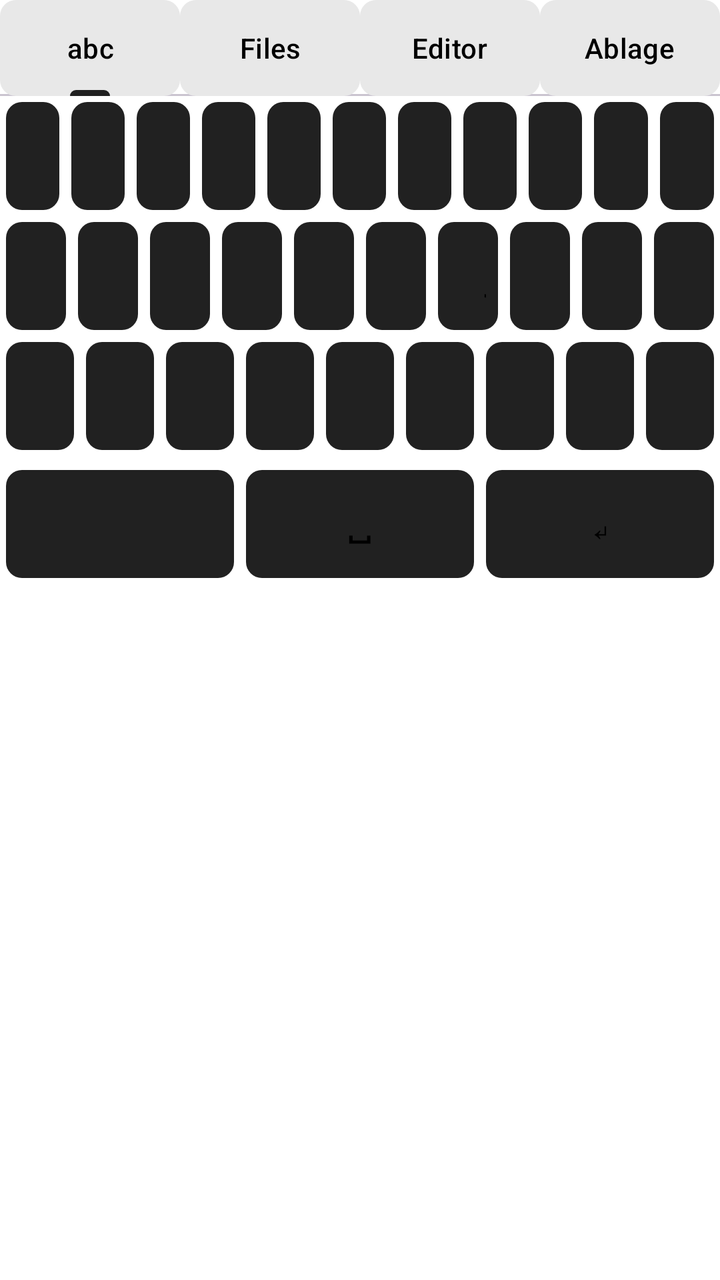
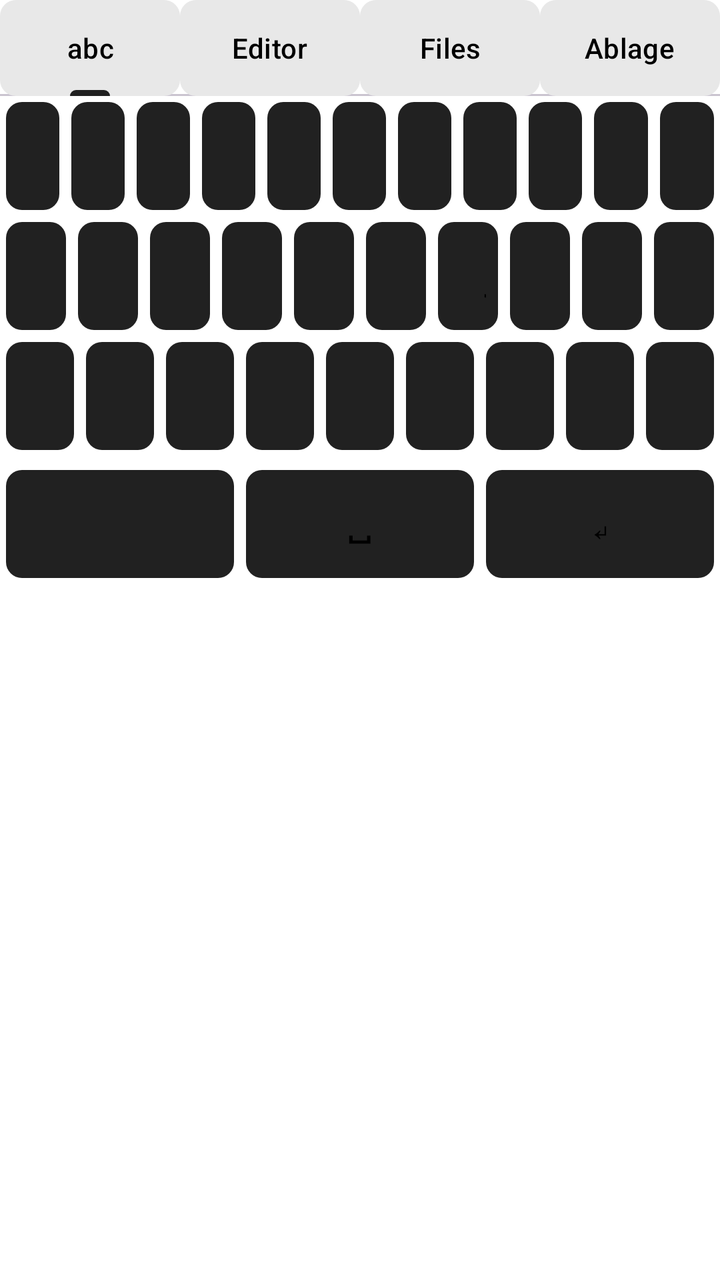

Screens rendered from an Android XML layout before and after an edit, with the pre-edit source and the edit as a unified diff.
<!-- AndroidManifest.xml: application theme Theme.KeyTab -->
<!-- res/layout/keyboard_view.xml -->
<?xml version="1.0" encoding="utf-8"?>
<LinearLayout xmlns:android="http://schemas.android.com/apk/res/android"
    xmlns:app="http://schemas.android.com/apk/res-auto"
    android:layout_width="match_parent"
    android:layout_height="wrap_content"
    android:orientation="vertical"
    android:background="@color/kbd_bg"
    android:paddingBottom="4dp">

    
    <com.google.android.material.tabs.TabLayout
        android:id="@+id/ime_tabs"
        android:layout_width="match_parent"
        android:layout_height="wrap_content"
        app:tabMode="fixed"
        app:tabGravity="fill"
        app:tabPaddingStart="12dp"
        app:tabPaddingEnd="12dp"
        app:tabIndicatorColor="@color/primary"
        app:tabSelectedTextColor="@color/text_primary"
        app:tabTextColor="@color/tab_text"
        app:tabBackground="@drawable/key_bg">

        <com.google.android.material.tabs.TabItem
            android:layout_width="wrap_content"
            android:layout_height="wrap_content"
            android:text="@string/ime_tab_letters" />

        <com.google.android.material.tabs.TabItem
            android:layout_width="wrap_content"
            android:layout_height="wrap_content"
            android:text="@string/ime_tab_files" />

        <com.google.android.material.tabs.TabItem
            android:layout_width="wrap_content"
            android:layout_height="wrap_content"
            android:text="@string/ime_tab_editor" />

        <com.google.android.material.tabs.TabItem
            android:layout_width="wrap_content"
            android:layout_height="wrap_content"
            android:text="@string/ime_tab_clip" />
    </com.google.android.material.tabs.TabLayout>

    <FrameLayout
        android:id="@+id/kb_container"
        android:layout_width="match_parent"
        android:layout_height="wrap_content">

        
        <LinearLayout
            android:id="@+id/kb_panel"
            android:layout_width="match_parent"
            android:layout_height="wrap_content"
            android:orientation="vertical">

            <LinearLayout style="@style/KeyRow">
                <Button style="@style/KeyDark" android:tag="letter" android:text="q" />
                <Button style="@style/KeyDark" android:tag="letter" android:text="w" />
                <Button style="@style/KeyDark" android:tag="letter" android:text="e" />
                <Button style="@style/KeyDark" android:tag="letter" android:text="r" />
                <Button style="@style/KeyDark" android:tag="letter" android:text="t" />
                <Button style="@style/KeyDark" android:tag="letter" android:text="z" />
                <Button style="@style/KeyDark" android:tag="letter" android:text="u" />
                <Button style="@style/KeyDark" android:tag="letter" android:text="i" />
                <Button style="@style/KeyDark" android:tag="letter" android:text="o" />
                <Button style="@style/KeyDark" android:tag="letter" android:text="p" />
                <Button style="@style/KeyDark" android:id="@+id/key_tab" android:text="@string/key_tab_label" />
            </LinearLayout>

            <LinearLayout style="@style/KeyRow">
                <Button style="@style/KeyDark" android:tag="letter" android:text="a" />
                <Button style="@style/KeyDark" android:tag="letter" android:text="s" />
                <Button style="@style/KeyDark" android:tag="letter" android:text="d" />
                <Button style="@style/KeyDark" android:tag="letter" android:text="f" />
                <Button style="@style/KeyDark" android:tag="letter" android:text="g" />
                <Button style="@style/KeyDark" android:tag="letter" android:text="h" />
                <Button style="@style/KeyDark" android:tag="letter" android:text="j" />
                <Button style="@style/KeyDark" android:tag="letter" android:text="k" />
                <Button style="@style/KeyDark" android:tag="letter" android:text="l" />
                <Button style="@style/KeyDark" android:id="@+id/key_oe" android:text="ö" />
            </LinearLayout>

            <LinearLayout style="@style/KeyRow">
                <Button style="@style/KeyDark" android:id="@+id/key_shift" android:text="@string/key_shift_label" />
                <Button style="@style/KeyDark" android:tag="letter" android:text="y" />
                <Button style="@style/KeyDark" android:tag="letter" android:text="x" />
                <Button style="@style/KeyDark" android:tag="letter" android:text="c" />
                <Button style="@style/KeyDark" android:tag="letter" android:text="v" />
                <Button style="@style/KeyDark" android:tag="letter" android:text="b" />
                <Button style="@style/KeyDark" android:tag="letter" android:text="n" />
                <Button style="@style/KeyDark" android:tag="letter" android:text="m" />
                <Button style="@style/KeyDark" android:id="@+id/key_del" android:text="@string/key_del_label" />
            </LinearLayout>
        </LinearLayout>

        
        <LinearLayout
            android:id="@+id/sym_panel"
            android:layout_width="match_parent"
            android:layout_height="wrap_content"
            android:orientation="vertical"
            android:visibility="gone">

            <LinearLayout style="@style/KeyRow">
                <Button style="@style/KeyDark" android:tag="sym" android:text="1" />
                <Button style="@style/KeyDark" android:tag="sym" android:text="2" />
                <Button style="@style/KeyDark" android:tag="sym" android:text="3" />
                <Button style="@style/KeyDark" android:tag="sym" android:text="4" />
                <Button style="@style/KeyDark" android:tag="sym" android:text="5" />
                <Button style="@style/KeyDark" android:tag="sym" android:text="6" />
                <Button style="@style/KeyDark" android:tag="sym" android:text="7" />
                <Button style="@style/KeyDark" android:tag="sym" android:text="8" />
                <Button style="@style/KeyDark" android:tag="sym" android:text="9" />
                <Button style="@style/KeyDark" android:tag="sym" android:text="0" />
            </LinearLayout>

            <LinearLayout style="@style/KeyRow">
                <Button style="@style/KeyDark" android:tag="sym" android:text="-" />
                <Button style="@style/KeyDark" android:tag="sym" android:text="/" />
                <Button style="@style/KeyDark" android:tag="sym" android:text=":" />
                <Button style="@style/KeyDark" android:tag="sym" android:text=";" />
                <Button style="@style/KeyDark" android:tag="sym" android:text="(" />
                <Button style="@style/KeyDark" android:tag="sym" android:text=")" />
                <Button style="@style/KeyDark" android:tag="sym" android:text="$" />
                <Button style="@style/KeyDark" android:tag="sym" android:text="@" />
                <Button style="@style/KeyDark" android:tag="sym" android:text="&amp;" />
                <Button style="@style/KeyDark" android:tag="sym" android:text="%" />
            </LinearLayout>

            <LinearLayout style="@style/KeyRow">
                <Button style="@style/KeyDark" android:tag="sym" android:text="." />
                <Button style="@style/KeyDark" android:tag="sym" android:text="," />
                <Button style="@style/KeyDark" android:tag="sym" android:text="?" />
                <Button style="@style/KeyDark" android:tag="sym" android:text="!" />
                <Button style="@style/KeyDark" android:tag="sym" android:text="=" />
                <Button style="@style/KeyDark" android:tag="sym" android:text="+" />
                <Button style="@style/KeyDark" android:tag="sym" android:text="*" />
                <Button style="@style/KeyDark" android:tag="sym" android:text="_" />
                <Button style="@style/KeyDark" android:tag="sym" android:text="&quot;" />
                <Button style="@style/KeyDark" android:tag="sym" android:text="'" />
            </LinearLayout>

            <LinearLayout style="@style/KeyRow">
                <Button style="@style/KeyDark" android:tag="sym" android:text="[" />
                <Button style="@style/KeyDark" android:tag="sym" android:text="]" />
                <Button style="@style/KeyDark" android:tag="sym" android:text="{" />
                <Button style="@style/KeyDark" android:tag="sym" android:text="}" />
                <Button style="@style/KeyDark" android:tag="sym" android:text="# " />
                <Button style="@style/KeyDark" android:tag="sym" android:text="&lt;" />
                <Button style="@style/KeyDark" android:tag="sym" android:text="&gt;" />
                <Button style="@style/KeyDark" android:tag="sym" android:text="|" />
                <Button style="@style/KeyDark" android:tag="sym" android:text="\\" />
                <Button style="@style/KeyDark" android:tag="sym" android:text="~" />
            </LinearLayout>
        </LinearLayout>

        
        <LinearLayout
            android:id="@+id/file_panel"
            android:layout_width="match_parent"
            android:layout_height="wrap_content"
            android:orientation="vertical"
            android:visibility="gone">

            
            <LinearLayout
                android:layout_width="match_parent"
                android:layout_height="wrap_content"
                android:orientation="horizontal"
                android:gravity="center_vertical"
                android:background="@color/key_bg">

                <Button
                    android:id="@+id/btn_back_dir"
                    style="@style/KeyDark"
                    android:layout_width="wrap_content"
                    android:layout_height="wrap_content"
                    android:text="@string/btn_back_label"
                    android:visibility="gone" />

                <Button
                    android:id="@+id/btn_up_dir"
                    style="@style/KeyDark"
                    android:layout_width="wrap_content"
                    android:layout_height="wrap_content"
                    android:text="@string/btn_up_label"
                    android:visibility="gone" />

                <TextView
                    android:id="@+id/file_dir"
                    android:layout_width="0dp"
                    android:layout_height="wrap_content"
                    android:layout_weight="1"
                    android:singleLine="true"
                    android:ellipsize="start"
                    android:textColor="@color/text_primary"
                    android:padding="6dp" />
            </LinearLayout>

            <ListView
                android:id="@+id/file_list"
                android:layout_width="match_parent"
                android:layout_height="300dp"
                android:background="@color/list_bg" />

            <TextView
                android:id="@+id/file_hint"
                android:layout_width="match_parent"
                android:layout_height="wrap_content"
                android:padding="6dp"
                android:textSize="13sp"
                android:textColor="@color/text_secondary" />
        </LinearLayout>
    </FrameLayout>

    
    <LinearLayout
        android:id="@+id/clip_panel"
        android:layout_width="match_parent"
        android:layout_height="wrap_content"
        android:orientation="vertical"
        android:visibility="gone">

        <LinearLayout
            android:layout_width="match_parent"
            android:layout_height="wrap_content"
            android:orientation="horizontal"
            android:gravity="center_vertical"
            android:background="@color/key_bg">

            <Button
                android:id="@+id/btn_clip_add"
                style="@style/KeyDark"
                android:layout_width="wrap_content"
                android:layout_height="wrap_content"
                android:text="@string/clip_add" />

            <Button
                android:id="@+id/btn_clip_clear"
                style="@style/KeyDark"
                android:layout_width="wrap_content"
                android:layout_height="wrap_content"
                android:text="@string/clip_clear" />

            <TextView
                android:id="@+id/clip_hint"
                android:layout_width="0dp"
                android:layout_height="wrap_content"
                android:layout_weight="1"
                android:singleLine="true"
                android:ellipsize="end"
                android:textColor="@color/text_secondary"
                android:padding="6dp" />
        </LinearLayout>

        <ListView
            android:id="@+id/clip_list"
            android:layout_width="match_parent"
            android:layout_height="300dp"
            android:background="@color/list_bg" />
    </LinearLayout>

    
    <LinearLayout
        android:id="@+id/editor_panel"
        android:layout_width="match_parent"
        android:layout_height="wrap_content"
        android:orientation="vertical"
        android:visibility="gone">

        <LinearLayout
            android:layout_width="match_parent"
            android:layout_height="wrap_content"
            android:orientation="horizontal"
            android:gravity="center_vertical"
            android:background="@color/key_bg">

            <Button
                android:id="@+id/btn_editor_load"
                style="@style/KeyDark"
                android:layout_width="wrap_content"
                android:layout_height="wrap_content"
                android:text="@string/editor_load" />

            <Button
                android:id="@+id/btn_editor_save"
                style="@style/KeyDark"
                android:layout_width="wrap_content"
                android:layout_height="wrap_content"
                android:text="@string/editor_save" />

            <TextView
                android:id="@+id/editor_file"
                android:layout_width="0dp"
                android:layout_height="wrap_content"
                android:layout_weight="1"
                android:singleLine="true"
                android:ellipsize="start"
                android:textColor="@color/text_secondary"
                android:padding="6dp" />
        </LinearLayout>

        <EditText
            android:id="@+id/editor_input"
            android:layout_width="match_parent"
            android:layout_height="300dp"
            android:gravity="top|start"
            android:inputType="textMultiLine|textNoSuggestions"
            android:background="@color/list_bg"
            android:textColor="@color/text_primary"
            android:hint="@string/editor_hint"
            android:padding="8dp" />
    </LinearLayout>

    
    <LinearLayout style="@style/KeyRow"
        android:layout_marginTop="4dp">
        <Button style="@style/KeyDark" android:id="@+id/key_toggle" android:text="" />
        <Button style="@style/KeyDark" android:id="@+id/key_space" android:text="@string/key_space_label" />
        <Button style="@style/KeyDark" android:id="@+id/key_enter" android:text="@string/key_enter_label" />
    </LinearLayout>
</LinearLayout>
<!-- resources referenced by this layout -->
<resources>
  <color name="kbd_bg">#FFFFFF</color>
  <color name="key_bg">#E8E8E8</color>
  <color name="list_bg">#F2F2F2</color>
  <color name="primary">#212121</color>
  <color name="tab_text">#000000</color>
  <color name="text_primary">#000000</color>
  <color name="text_secondary">#424242</color>
  <!-- drawable key_bg (drawable) -->
  <?xml version="1.0" encoding="utf-8"?>
  <shape xmlns:android="http://schemas.android.com/apk/res/android">
      <solid android:color="@color/key_bg" />
      <corners android:radius="8dp" />
  </shape>
  <string name="btn_back_label">‹</string>
  <string name="btn_up_label">▲</string>
  <string name="clip_add">＋ Hinzufügen</string>
  <string name="clip_clear">🗑</string>
  <string name="editor_hint">Text hier eingeben …</string>
  <string name="editor_load">📂 Laden</string>
  <string name="editor_save">💾 Speichern</string>
  <string name="ime_tab_clip">Ablage</string>
  <string name="ime_tab_editor">Editor</string>
  <string name="ime_tab_files">Files</string>
  <string name="ime_tab_letters">abc</string>
  <string name="key_del_label">⌫</string>
  <string name="key_enter_label">↵</string>
  <string name="key_shift_label">⇧</string>
  <string name="key_space_label">␣</string>
  <string name="key_tab_label">⇥</string>
  <style name="KeyDark" parent="android:Widget.Material.Button">
          <item name="android:layout_width">0dp</item>
          <item name="android:layout_height">54dp</item>
          <item name="android:layout_weight">1</item>
          <item name="android:layout_margin">3dp</item>
          <item name="android:background">@drawable/key_bg</item>
          <item name="android:textColor">@color/key_text</item>
          <item name="android:textAllCaps">false</item>
          <item name="android:textSize">18sp</item>
          <item name="android:stateListAnimator">@null</item>
          <item name="android:insetTop">0dp</item>
          <item name="android:insetBottom">0dp</item>
      </style>
  <style name="KeyRow">
          <item name="android:layout_width">match_parent</item>
          <item name="android:layout_height">wrap_content</item>
          <item name="android:orientation">horizontal</item>
      </style>
  <style name="Theme.KeyTab" parent="Theme.Material3.DayNight.NoActionBar">
          <item name="colorPrimary">@color/primary</item>
          <item name="colorOnPrimary">@color/on_primary</item>
          <item name="colorSurface">@color/surface</item>
          <item name="colorOnSurface">@color/text_primary</item>
          <item name="android:windowBackground">@color/background</item>
          <item name="android:statusBarColor">@color/background</item>
          <item name="android:textColorPrimary">@color/text_primary</item>
      </style>
  <color name="key_text">#000000</color>
  <color name="on_primary">#FFFFFF</color>
  <color name="surface">#FFFFFF</color>
  <color name="background">#FFFFFF</color>
</resources>

<!-- the commit's change to res/layout/keyboard_view.xml (unified diff, before → after) -->
@@ -29,18 +29,70 @@
         <com.google.android.material.tabs.TabItem
             android:layout_width="wrap_content"
             android:layout_height="wrap_content"
-            android:text="@string/ime_tab_files" />
+            android:text="@string/ime_tab_editor" />
 
         <com.google.android.material.tabs.TabItem
             android:layout_width="wrap_content"
             android:layout_height="wrap_content"
-            android:text="@string/ime_tab_editor" />
+            android:text="@string/ime_tab_files" />
 
         <com.google.android.material.tabs.TabItem
             android:layout_width="wrap_content"
             android:layout_height="wrap_content"
             android:text="@string/ime_tab_clip" />
     </com.google.android.material.tabs.TabLayout>
+
+    
+    <LinearLayout
+        android:id="@+id/editor_panel"
+        android:layout_width="match_parent"
+        android:layout_height="wrap_content"
+        android:orientation="vertical"
+        android:visibility="gone">
+
+        <LinearLayout
+            android:layout_width="match_parent"
+            android:layout_height="wrap_content"
+            android:orientation="horizontal"
+            android:gravity="center_vertical"
+            android:background="@color/key_bg">
+
+            <Button
+                android:id="@+id/btn_editor_load"
+                style="@style/KeyDark"
+                android:layout_width="wrap_content"
+                android:layout_height="wrap_content"
+                android:text="@string/editor_load" />
+
+            <Button
+                android:id="@+id/btn_editor_save"
+                style="@style/KeyDark"
+                android:layout_width="wrap_content"
+                android:layout_height="wrap_content"
+                android:text="@string/editor_save" />
+
+            <TextView
+                android:id="@+id/editor_file"
+                android:layout_width="0dp"
+                android:layout_height="wrap_content"
+                android:layout_weight="1"
+                android:singleLine="true"
+                android:ellipsize="start"
+                android:textColor="@color/text_secondary"
+                android:padding="6dp" />
+        </LinearLayout>
+
+        <EditText
+            android:id="@+id/editor_input"
+            android:layout_width="match_parent"
+            android:layout_height="220dp"
+            android:gravity="top|start"
+            android:inputType="textMultiLine|textNoSuggestions"
+            android:background="@color/list_bg"
+            android:textColor="@color/text_primary"
+            android:hint="@string/editor_hint"
+            android:padding="8dp" />
+    </LinearLayout>
 
     <FrameLayout
         android:id="@+id/kb_container"
@@ -263,58 +315,8 @@
 
     
     <LinearLayout
-        android:id="@+id/editor_panel"
-        android:layout_width="match_parent"
-        android:layout_height="wrap_content"
-        android:orientation="vertical"
-        android:visibility="gone">
-
-        <LinearLayout
-            android:layout_width="match_parent"
-            android:layout_height="wrap_content"
-            android:orientation="horizontal"
-            android:gravity="center_vertical"
-            android:background="@color/key_bg">
-
-            <Button
-                android:id="@+id/btn_editor_load"
-                style="@style/KeyDark"
-                android:layout_width="wrap_content"
-                android:layout_height="wrap_content"
-                android:text="@string/editor_load" />
-
-            <Button
-                android:id="@+id/btn_editor_save"
-                style="@style/KeyDark"
-                android:layout_width="wrap_content"
-                android:layout_height="wrap_content"
-                android:text="@string/editor_save" />
-
-            <TextView
-                android:id="@+id/editor_file"
-                android:layout_width="0dp"
-                android:layout_height="wrap_content"
-                android:layout_weight="1"
-                android:singleLine="true"
-                android:ellipsize="start"
-                android:textColor="@color/text_secondary"
-                android:padding="6dp" />
-        </LinearLayout>
-
-        <EditText
-            android:id="@+id/editor_input"
-            android:layout_width="match_parent"
-            android:layout_height="300dp"
-            android:gravity="top|start"
-            android:inputType="textMultiLine|textNoSuggestions"
-            android:background="@color/list_bg"
-            android:textColor="@color/text_primary"
-            android:hint="@string/editor_hint"
-            android:padding="8dp" />
-    </LinearLayout>
-
-    
-    <LinearLayout style="@style/KeyRow"
+        android:id="@+id/bottom_row"
+        style="@style/KeyRow"
         android:layout_marginTop="4dp">
         <Button style="@style/KeyDark" android:id="@+id/key_toggle" android:text="" />
         <Button style="@style/KeyDark" android:id="@+id/key_space" android:text="@string/key_space_label" />
